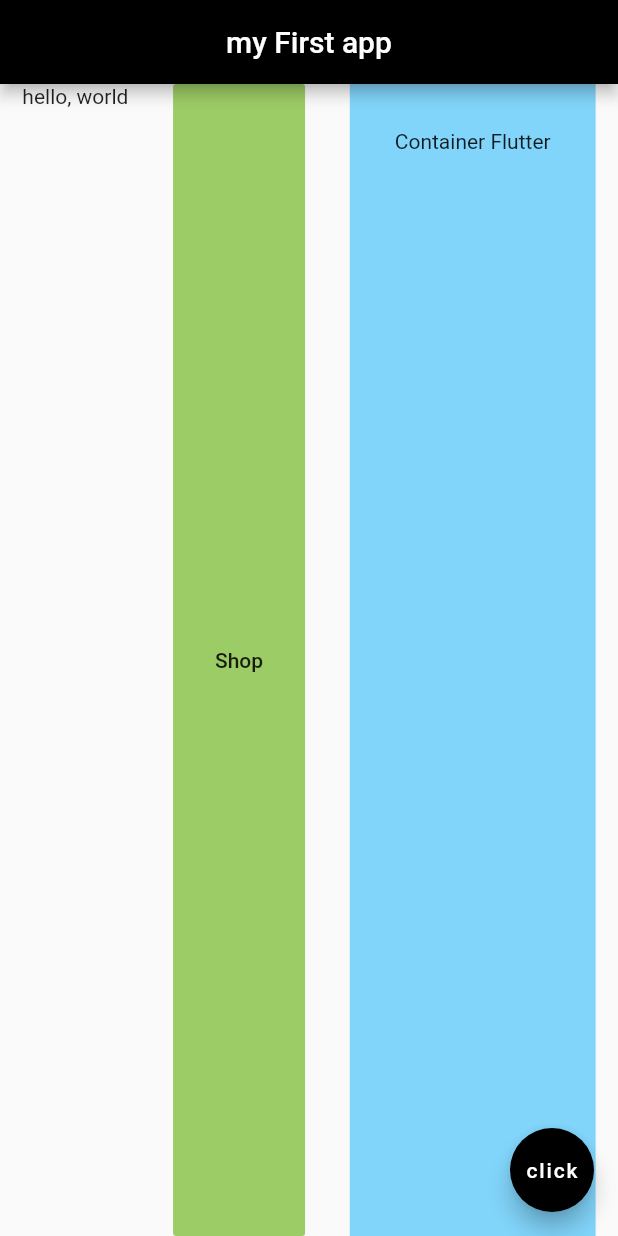
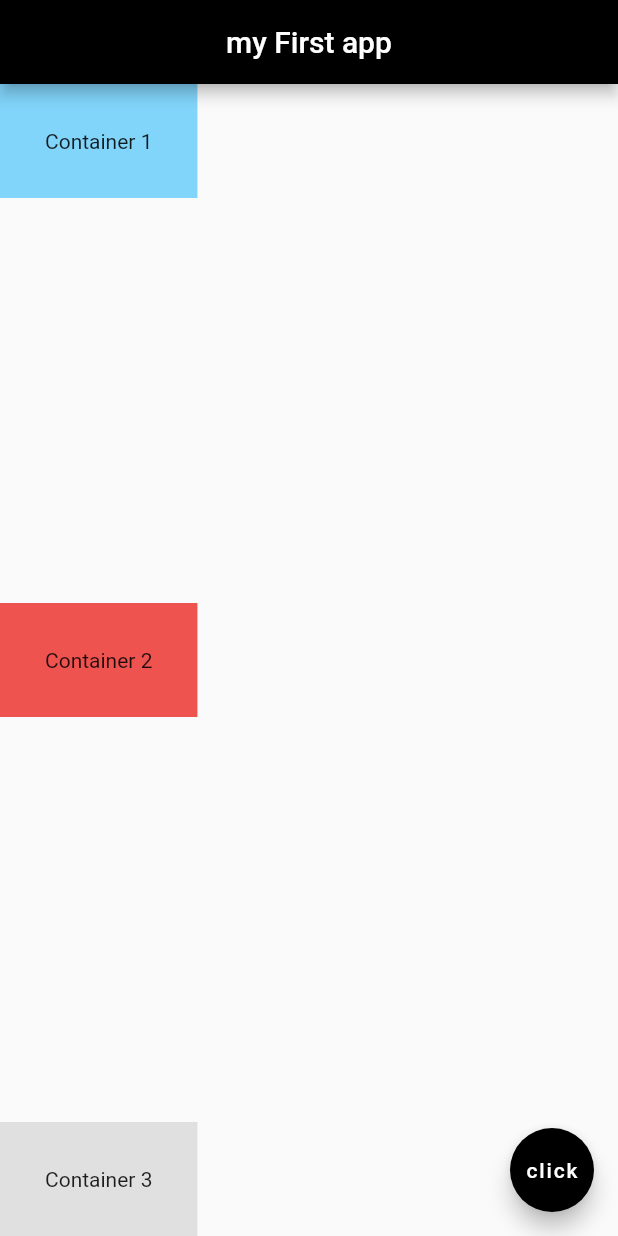
Before and after one commit to zinmyoswe/Flutter-Learning, a Flutter app: the screen it shows after launch, on a phone screen of 412 x 824 dp. Run offline on Flutter 3.47's test engine with Material 2 defaults, Android fonts, the phone set to English and light mode, and no system bars.

Commit message:
my changes

```diff
--- a/lib/main.dart
+++ b/lib/main.dart
@@ -14,21 +14,26 @@ class Home extends StatelessWidget {
         backgroundColor: Colors.black,
 
       ),
-      body: Row(
-        mainAxisAlignment: MainAxisAlignment.spaceAround,
-        crossAxisAlignment: CrossAxisAlignment.stretch,
+      body: Column(
+        mainAxisAlignment: MainAxisAlignment.spaceBetween,
+        crossAxisAlignment: CrossAxisAlignment.end,
         children: <Widget>[
-          Text('hello, world'),
-          FlatButton(
-            onPressed: (){},
-            color: Colors.lightGreen[400],
-            child: Text('Shop'),
-          ),
           Container(
             color: Colors.lightBlue[200],
             padding: EdgeInsets.all(30.0),
-            child: Text('Container Flutter'),
+            child: Text('Container 1'),
           ),
+          Container(
+            color: Colors.red[400],
+            padding: EdgeInsets.all(30.0),
+            child: Text('Container 2'),
+          ),
+          Container(
+            color: Colors.grey[300],
+            padding: EdgeInsets.all(30.0),
+            child: Text('Container 3'),
+          ),
+
         ],
       ),
 
```
